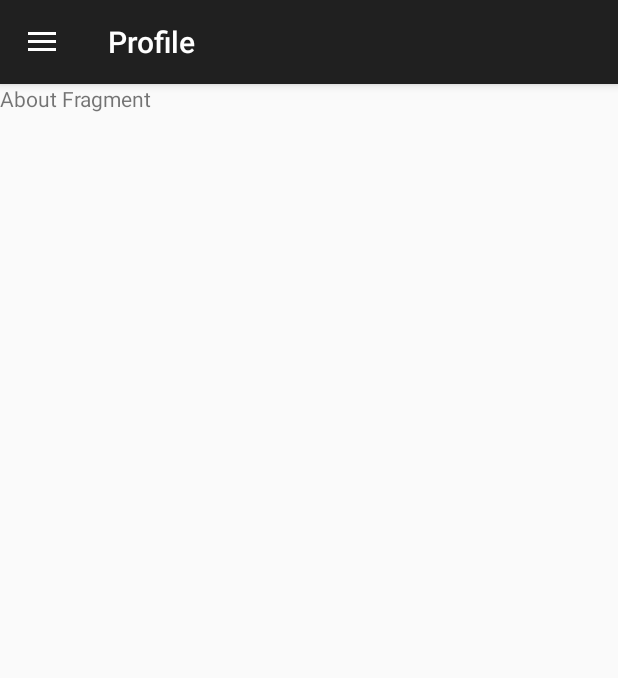
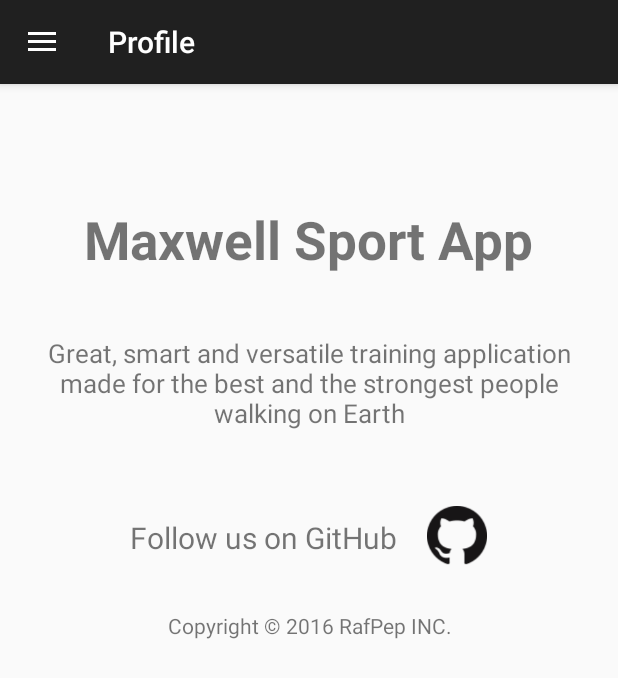
Before and after one commit to peper11111/maxwell-sport-mobile, an Android app: the fragment AboutFragment placed in its activity, on a phone screen of 412 x 824 dp. Shown: the top 678 px of the screen. Run offline under Robolectric (Android 15) with nearby library versions, the phone set to English and light mode, and no system bars.

Commit message:
Stworzenie layouta do AboutFragment

```diff
--- a/app/src/main/res/layout/fragment_about.xml
+++ b/app/src/main/res/layout/fragment_about.xml
@@ -7,5 +7,51 @@
     <TextView
         android:layout_width="wrap_content"
         android:layout_height="wrap_content"
-        android:text="About Fragment" />
+        android:text="Maxwell Sport App"
+        android:textSize="35sp"
+        android:layout_gravity="center"
+        android:layout_marginTop="80dp"
+        android:textStyle="bold" />
+
+    <TextView
+        android:layout_width="wrap_content"
+        android:layout_height="wrap_content"
+        android:text="Great, smart and versatile training application made for the best and the strongest people walking on Earth"
+        android:layout_gravity="center"
+        android:textSize="17sp"
+        android:layout_marginLeft="20dp"
+        android:layout_marginTop="40dp"
+        android:layout_marginRight="20dp"
+        android:textAlignment="center"/>
+
+        <LinearLayout
+            android:layout_width="wrap_content"
+            android:layout_height="wrap_content"
+            android:orientation="horizontal"
+            android:layout_marginTop="50dp"
+            android:layout_gravity="center">
+
+                <TextView
+                    android:layout_width="wrap_content"
+                    android:layout_height="match_parent"
+                    android:text="Follow us on GitHub"
+                    android:textSize="20sp"
+                    android:paddingTop="7dp"/>
+
+                <ImageView
+                    android:layout_width="40dp"
+                    android:layout_height="40dp"
+                    android:src="@drawable/github_logo"
+                    android:layout_marginLeft="20dp"/>
+        </LinearLayout>
+
+    <TextView
+        android:layout_width="match_parent"
+        android:layout_height="wrap_content"
+        android:text="Copyright &#169; 2016 RafPep INC."
+        android:textSize="14sp"
+        android:layout_gravity="bottom"
+        android:textAlignment="center"
+        android:layout_marginTop="30dp"/>
+
 </LinearLayout>
```
Also changed, not shown: app/src/main/res/drawable/github_logo.png (added).
